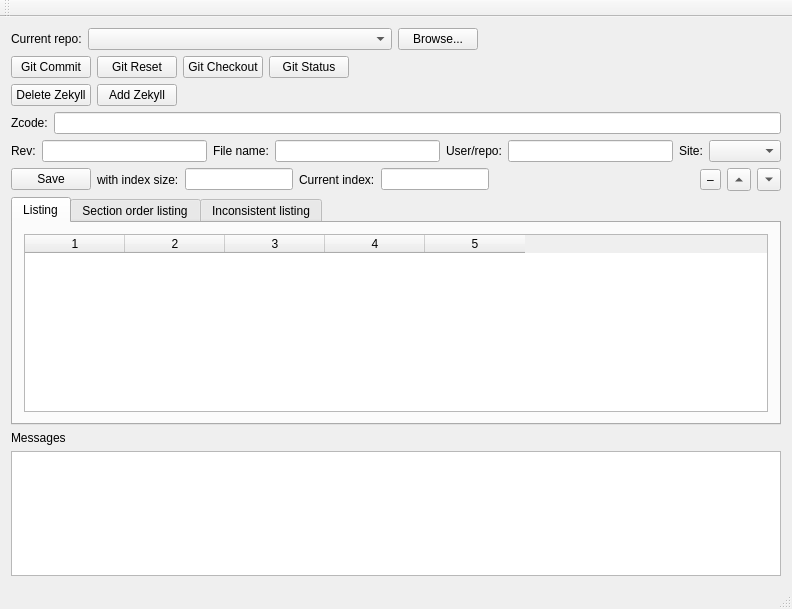
The window that mainwindow.ui (NorthIsMirror/QtZekyllManager) describes before a commit, drawn with Qt 5.
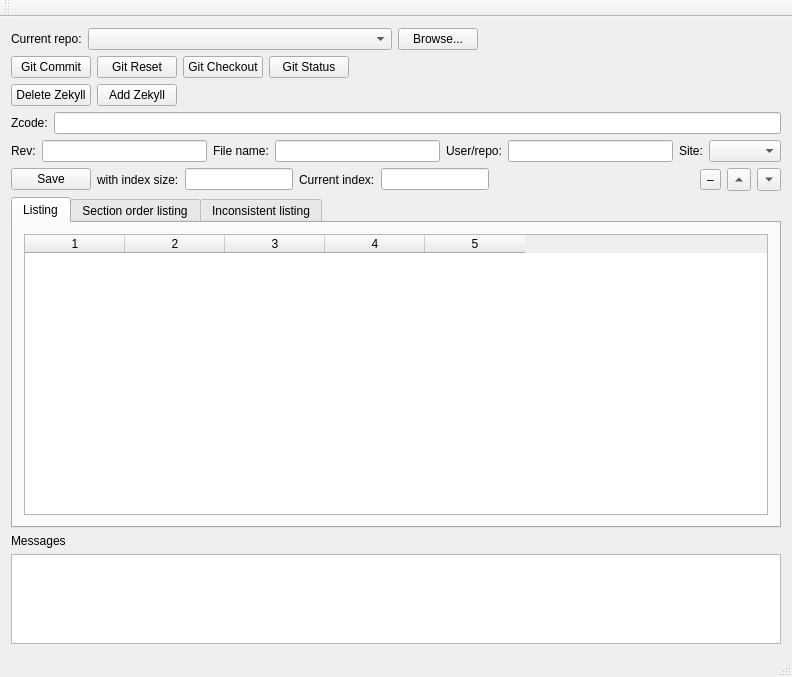
The same window after the commit. Custom widgets are drawn as their Qt base class.

Commit message: Larger working area (zekyll list)

What changed in the file:
```diff
--- a/mainwindow.ui
+++ b/mainwindow.ui
@@ -7,7 +7,7 @@
     <x>0</x>
     <y>0</y>
     <width>792</width>
-    <height>609</height>
+    <height>677</height>
    </rect>
   </property>
   <property name="windowTitle">
@@ -382,7 +382,7 @@
       <property name="maximumSize">
        <size>
         <width>16777215</width>
-        <height>140</height>
+        <height>90</height>
        </size>
       </property>
      </widget>
```
Left out of the diff: 3 changed lines with no effect on the pictures.
